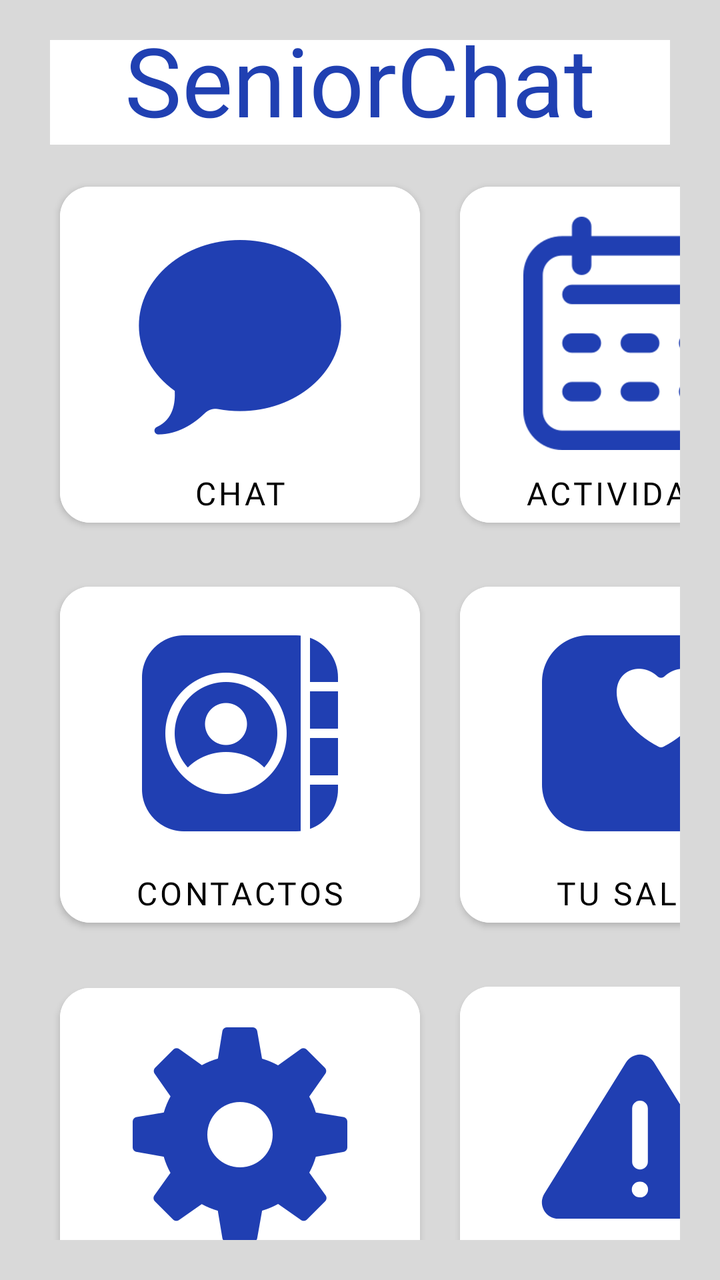
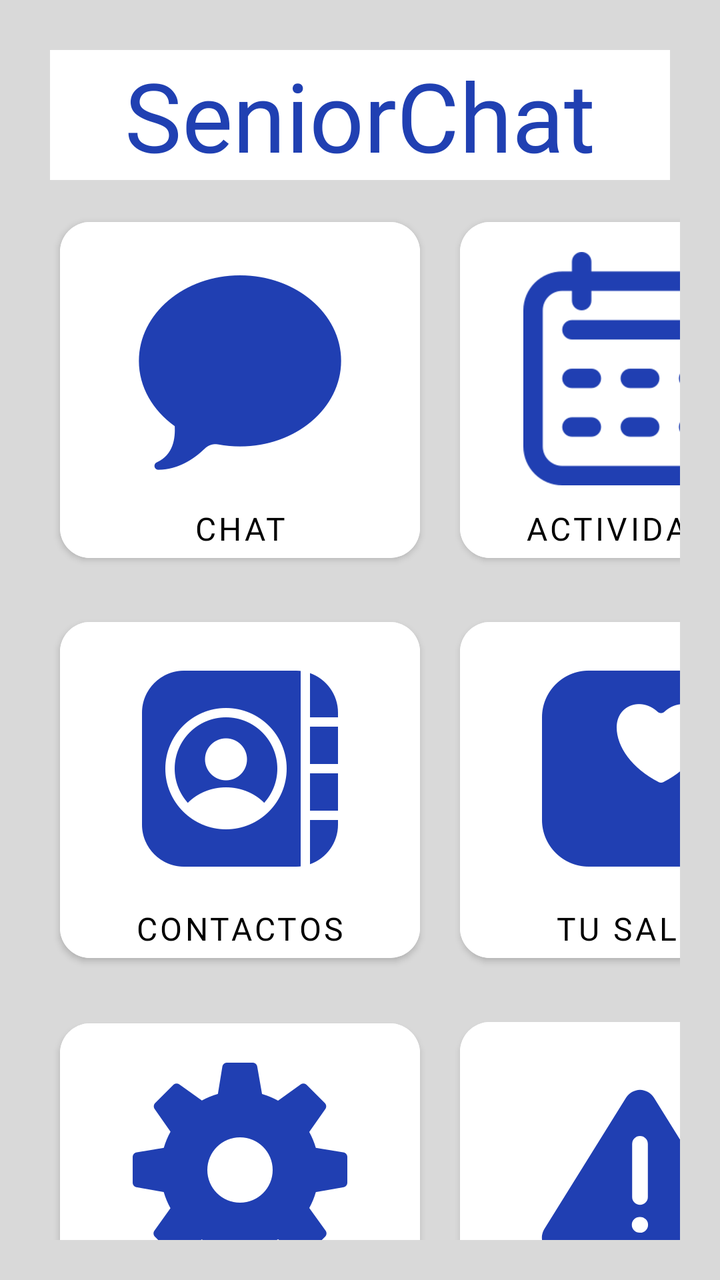

An Android layout rendered at two revisions. The XML below is the earlier revision; the diff shows what the commit changed to produce the second picture.
<!-- AndroidManifest.xml: application theme Theme.SeniorChat2 -->
<!-- res/layout/menu_principal.xml -->
<?xml version="1.0" encoding="utf-8"?>
<LinearLayout xmlns:android="http://schemas.android.com/apk/res/android"
    xmlns:app="http://schemas.android.com/apk/res-auto"
    android:layout_width="match_parent"
    android:layout_height="match_parent"
    android:background="#d9d9d9"
    android:gravity="center"
    android:onClick="tu_salud"
    android:orientation="vertical"
    android:padding="20dp">


    <FrameLayout
        android:layout_width="match_parent"
        android:layout_height="wrap_content"
        android:layout_marginTop="-18dp"
        android:padding="5dp">


        <View
            android:layout_width="380dp"
            android:layout_height="65dp"
            android:background="@drawable/boton_redondo"
            android:layout_gravity="center"/>

        <TextView
            android:layout_width="wrap_content"
            android:layout_height="wrap_content"
            android:layout_gravity="center"
            android:fontFamily="@font/bree_serif"
            android:text="SeniorChat"
            android:textColor="@color/blue_700"
            android:textSize="48sp" />

    </FrameLayout>


    <GridLayout
        android:layout_width="match_parent"
        android:layout_height="wrap_content"
        android:layout_gravity="center"
        android:columnCount="2"
        android:rowCount="4">


        <Button
            android:layout_width="180dp"
            android:layout_height="180dp"
            android:layout_margin="10dp"
            android:backgroundTint="@color/blanco"
            android:drawableTop="@drawable/icono_chat_350"
            android:fontFamily="@font/dm_sans"
            android:gravity="bottom|center_horizontal"
            android:onClick="chat"
            android:paddingTop="15dp"
            android:text="Chat"
            android:textColor="@color/black"
            android:textSize="16dp"
            app:cornerRadius="15dp" />


        <Button
            android:layout_width="180dp"
            android:layout_height="180dp"
            android:layout_margin="10dp"
            android:backgroundTint="@color/white"
            android:drawableTop="@drawable/icono_calendario_350"
            android:drawablePadding="5dp"
            android:fontFamily="@font/dm_sans"
            android:gravity="bottom|center_horizontal"
            android:onClick="actividades"
            android:paddingTop="15dp"
            android:text="Actividades"
            android:textColor="@color/black"
            android:textSize="16sp"
            app:cornerRadius="15dp" />

        <Button
            android:layout_width="180dp"
            android:layout_height="180dp"
            android:layout_margin="10dp"
            android:backgroundTint="@color/white"
            android:drawableTop="@drawable/icono_contactos_350"
            android:drawablePadding="5dp"
            android:fontFamily="@font/dm_sans"
            android:gravity="bottom|center_horizontal"
            android:onClick="contactos"
            android:paddingTop="15dp"
            android:text="Contactos"
            android:textColor="@color/black"
            android:textSize="16sp"
            app:cornerRadius="15dp" />

        <Button
            android:layout_width="180dp"
            android:layout_height="180dp"
            android:layout_margin="10dp"
            android:backgroundTint="@color/white"
            android:drawableTop="@drawable/icono_salud_350"
            android:drawablePadding="5dp"
            android:fontFamily="@font/dm_sans"
            android:gravity="bottom|center_horizontal"
            android:onClick="tu_salud"
            android:paddingTop="15dp"
            android:text="Tu Salud"
            android:textColor="@color/black"
            android:textSize="16sp"
            app:cornerRadius="15dp" />

        <Button
            android:layout_width="180dp"
            android:layout_height="180dp"
            android:layout_margin="10dp"
            android:backgroundTint="@color/white"
            android:drawableTop="@drawable/icono_ajuste_350"
            android:drawablePadding="5dp"
            android:fontFamily="@font/dm_sans"
            android:gravity="bottom|center_horizontal"
            android:onClick="ajustes"
            android:paddingTop="15dp"
            android:text="Ajustes"
            android:textColor="@color/black"
            android:textSize="16sp"
            app:cornerRadius="15dp" />

        <Button
            android:layout_width="180dp"
            android:layout_height="180dp"
            android:layout_margin="10dp"
            android:backgroundTint="@color/white"
            android:drawableTop="@drawable/icono_danger"
            android:drawablePadding="5dp"
            android:fontFamily="@font/dm_sans"
            android:gravity="bottom|center_horizontal"
            android:onClick="emergencias"
            android:paddingTop="15dp"
            android:text="Emergencias"
            android:textColor="@color/black"
            android:textSize="16sp"
            app:cornerRadius="15dp" />

        <Button
            android:layout_width="180dp"
            android:layout_height="180dp"
            android:layout_margin="10dp"
            android:backgroundTint="@color/white"
            android:drawableTop="@drawable/icono_ubicacion_2_1"
            android:drawablePadding="5dp"
            android:fontFamily="@font/dm_sans"
            android:gravity="bottom|center_horizontal"
            android:onClick="ubicacion"
            android:paddingTop="15dp"
            android:text="Mi Ubicación"
            android:textColor="@color/black"
            android:textSize="16sp"
            app:cornerRadius="15dp" />

        <Button
            android:layout_width="180dp"
            android:layout_height="180dp"
            android:layout_margin="10dp"
            android:backgroundTint="@color/white"
            android:drawableTop="@drawable/logout"
            android:drawablePadding="5dp"
            android:fontFamily="@font/dm_sans"
            android:gravity="bottom|center_horizontal"
            android:onClick="logout"
            android:paddingTop="15dp"
            android:text="Cerrar Sesión"
            android:textColor="@color/black"
            android:textSize="16sp"
            app:cornerRadius="15dp" />

    </GridLayout>

</LinearLayout>
<!-- resources referenced by this layout -->
<resources>
  <color name="black">#FF000000</color>
  <color name="blanco">#FFFFFFFF</color>
  <color name="blue_700">#2040b2</color>
  <color name="white">#FFFFFFFF</color>
  <!-- drawable boton_redondo (drawable) -->
  <?xml version="1.0" encoding="utf-8"?>
      <shape xmlns:android="http://schemas.android.com/apk/res/android"
          android:shape="rectangle">
  
          <corners android:radius="10dp"/>
  
      <solid android:color="@color/blanco"/>.
      </shape>
  <!-- drawable icono_ajuste_350: png bitmap (drawable-nodpi, 8615 bytes) -->
  <!-- drawable icono_calendario_350: png bitmap (drawable-nodpi, 17606 bytes) -->
  <!-- drawable icono_chat_350: png bitmap (drawable-nodpi, 6859 bytes) -->
  <!-- drawable icono_contactos_350: png bitmap (drawable-nodpi, 11106 bytes) -->
  <!-- drawable icono_danger (drawable-nodpi) -->
  <vector xmlns:android="http://schemas.android.com/apk/res/android"
      android:width="120dp"
      android:height="120dp"
      android:viewportWidth="512"
      android:viewportHeight="512">
    <path
        android:pathData="M285.76,97.43a35,35 0,0 0,-59.52 0L51.94,377.54A35.05,35.05 0,0 0,81.7 431.11L430.3,431.11a35.05,35.05 0,0 0,29.76 -53.57ZM256,385.49h0A16.76,16.76 0,1 1,256 352h0a16.76,16.76 0,1 1,0 33.51ZM272.76,309.22A16.76,16.76 0,0 1,256 326h0a16.76,16.76 0,0 1,-16.76 -16.76L239.24,195.93A16.75,16.75 0,0 1,256 179.18h0a16.75,16.75 0,0 1,16.76 16.75Z"
        android:fillColor="#203FB2"/>
  </vector>
  <!-- drawable icono_salud_350: png bitmap (drawable-nodpi, 7007 bytes) -->
  <!-- drawable icono_ubicacion_2_1 (drawable-nodpi) -->
  <vector xmlns:android="http://schemas.android.com/apk/res/android"
      android:width="120dp"
      android:height="120dp"
      android:viewportWidth="516"
      android:viewportHeight="516">
    <path
        android:pathData="M327.92,330.95l-49.3,67.55a28,28 0,0 1,-45.23 0L184.09,330.95C123.32,339.73 81,359.28 81,382c0,30.93 78.35,56 175,56s175,-25.07 175,-56C431,359.28 388.68,339.73 327.92,330.95Z"
        android:fillColor="#203BB3"/>
    <path
        android:pathData="M256,382l92.27,-126.44a114.22,114.22 0,1 0,-184.54 0ZM256,137.53a50.7,50.7 0,1 1,-50.7 50.7A50.7,50.7 0,0 1,256 137.53Z"
        android:fillColor="#2034B3"/>
  </vector>
  <!-- drawable logout (drawable-nodpi) -->
  <vector xmlns:android="http://schemas.android.com/apk/res/android"
      android:width="120dp"
      android:height="120dp"
      android:viewportWidth="512"
      android:viewportHeight="512">
    <path
        android:pathData="M256,73.82a182.18,182.18 0,0 0,-182.18 182.18c0,100.62 81.57,182.17 182.18,182.17a182.18,182.18 0,1 0,0 -364.35ZM237.9,160.05a18.1,18.1 0,0 1,36.2 0L274.1,214.02a18.1,18.1 0,0 1,-36.2 0ZM256,348.59a92.41,92.41 0,0 1,-32.96 -178.75v33.38a62.45,62.45 0,1 0,65.93 0v-33.38A92.41,92.41 0,0 1,256 348.59Z"
        android:fillColor="#203FB2"/>
  </vector>
  <style name="Theme.SeniorChat2" parent="Theme.MaterialComponents.DayNight.NoActionBar">
          
          <item name="colorPrimary">@color/blue_500</item>
          <item name="colorPrimaryVariant">@color/blue_700</item>
          <item name="colorOnPrimary">@color/white</item>
          
          <item name="colorSecondary">@color/teal_200</item>
          <item name="colorSecondaryVariant">@color/teal_700</item>
          <item name="colorOnSecondary">@color/black</item>
          
          <item name="android:statusBarColor">?attr/colorPrimaryVariant</item>
          
      </style>
  <color name="blue_500">#3152c9</color>
  <color name="teal_200">#FF03DAC5</color>
  <color name="teal_700">#FF018786</color>
</resources>

<!-- the commit's change to res/layout/menu_principal.xml (unified diff, before → after) -->
@@ -5,7 +5,6 @@
     android:layout_height="match_parent"
     android:background="#d9d9d9"
     android:gravity="center"
-    android:onClick="tu_salud"
     android:orientation="vertical"
     android:padding="20dp">
 
@@ -13,7 +12,7 @@
     <FrameLayout
         android:layout_width="match_parent"
         android:layout_height="wrap_content"
-        android:layout_marginTop="-18dp"
+        android:layout_marginTop="0dp"
         android:padding="5dp">
 
 
